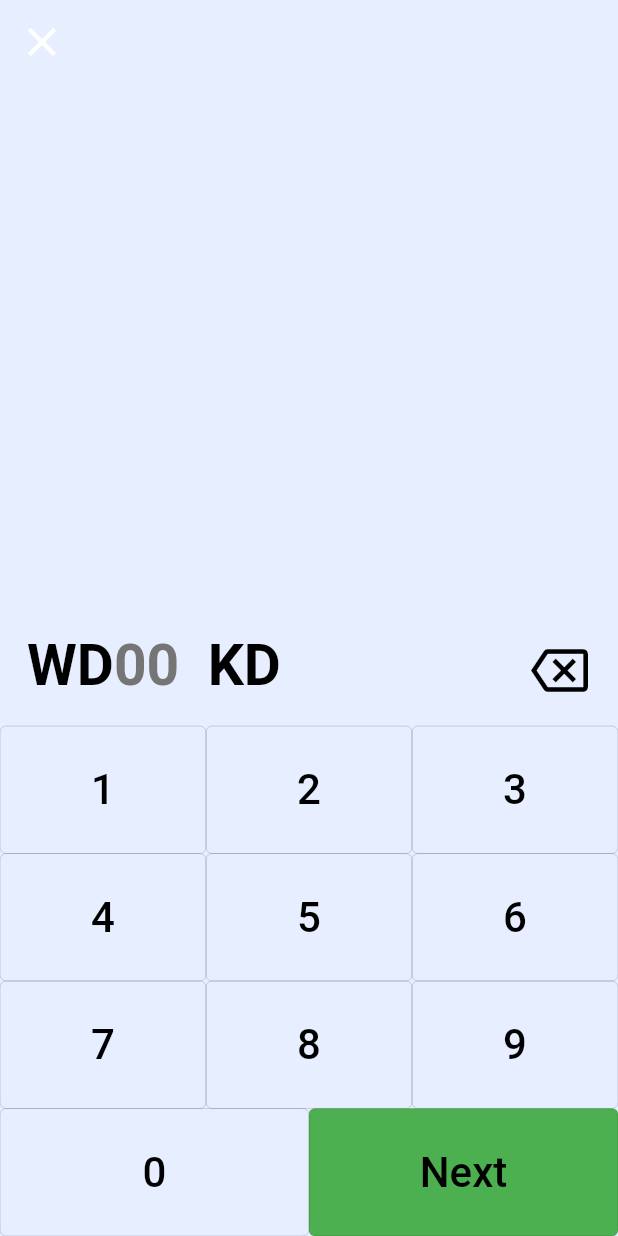
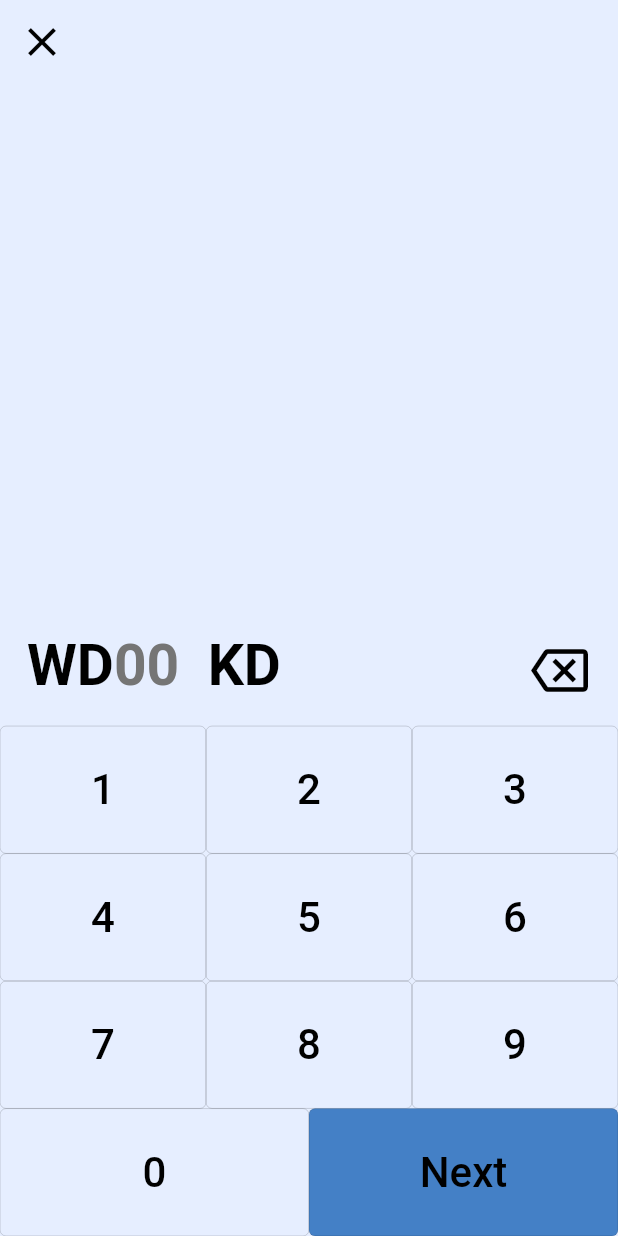
Before and after one commit to ksalehalali/bus-app, a Flutter app: the BalanceCalculator screen opened directly, item 2 of the bottom bar chosen, on a phone screen of 412 x 824 dp. Run offline on Flutter 3.47's test engine with Material 2 defaults, Android fonts, the phone set to English and light mode, and no system bars; our stand-ins replace animated_theme_switcher, cached_network_image, event_bus, firebase_core, firebase_messaging, flutter_cache_manager and 11 more; missing offline and left inert: dart:ffi, dart:html, flutter_beep, myfatoorah_flutter, qr_code_scanner, signalr_core and 1 more; accounts and stored records are empty.

Commit message:
Some refinements

```diff
--- a/lib/bus_promoter_src/view/charge_wallet/balance_calculator.dart
+++ b/lib/bus_promoter_src/view/charge_wallet/balance_calculator.dart
@@ -6,6 +6,8 @@ import 'dart:math';
 import 'package:intl/intl.dart';
 import 'package:myfatoorah_flutter/model/initsession/SDKInitSessionResponse.dart';
 import 'package:myfatoorah_flutter/myfatoorah_flutter.dart';
+
+import '../../../common_src/constants/app_colors.dart';
 
 const Color colorDark = Color(0xFF374352);
 const Color colorLight = Color(0xFFe6eeff);
@@ -95,7 +97,7 @@ class _BalanceCalculatorState extends State<BalanceCalculator> {
           },
           child: Icon(
             Icons.close,
-            color: Colors.white,
+            color: Colors.black,
             size: 32,
           ),
         ),
@@ -250,7 +252,7 @@ class _BalanceCalculatorState extends State<BalanceCalculator> {
       child: OutlinedButton(
         style: OutlinedButton.styleFrom(
             backgroundColor: (isSend && amount >= 1 )
-                ? Colors.green
+                ? AppColors.rainBlueLight
                 : isSend
                 ? Colors.grey[600]
                 : null,
--- a/lib/bus_promoter_src/view/home_page/promoter_home_page.dart
+++ b/lib/bus_promoter_src/view/home_page/promoter_home_page.dart
@@ -118,8 +118,8 @@ class _PromoterHomePage extends State<PromoterHomePage> {
                   Row(
                     mainAxisAlignment: MainAxisAlignment.spaceBetween,
                     children: <Widget>[
+                      IconButton(icon:  Icon(FontAwesomeIcons.moneyBillTransfer, color: Colors.white,), onPressed: () => Navigator.push(context, MaterialPageRoute(builder: (context) => UserScanner()),)),
                       Text(_wallet?.total != null ? 'KWD ${_wallet?.total}' : '', style: TextStyle(color: Colors.white, fontSize: 27.0, fontWeight: FontWeight.bold),),
-                      IconButton(icon:  Icon(FontAwesomeIcons.moneyBillTransfer, color: Colors.white,), onPressed: () => Navigator.push(context, MaterialPageRoute(builder: (context) => UserScanner()),)),
                       IconButton(icon:  Icon(FontAwesomeIcons.moneyBillTrendUp, color: Colors.white,), onPressed: () => Navigator.push(context, MaterialPageRoute(builder: (context) => BalanceCalculator(chargeAmount: true,)),))
                     ]
                   )
```
